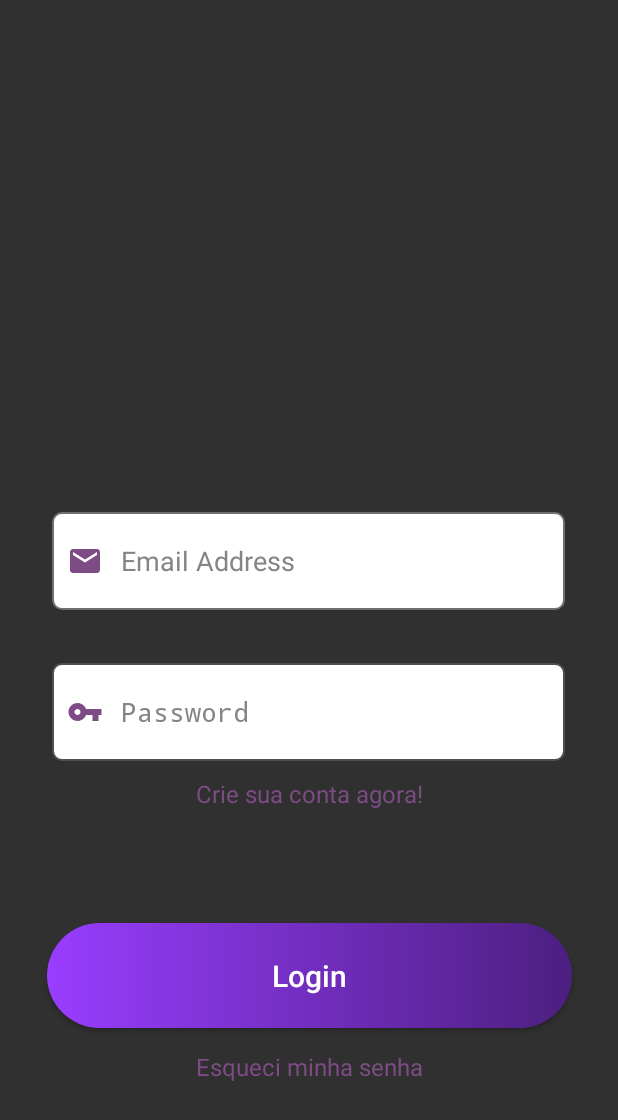
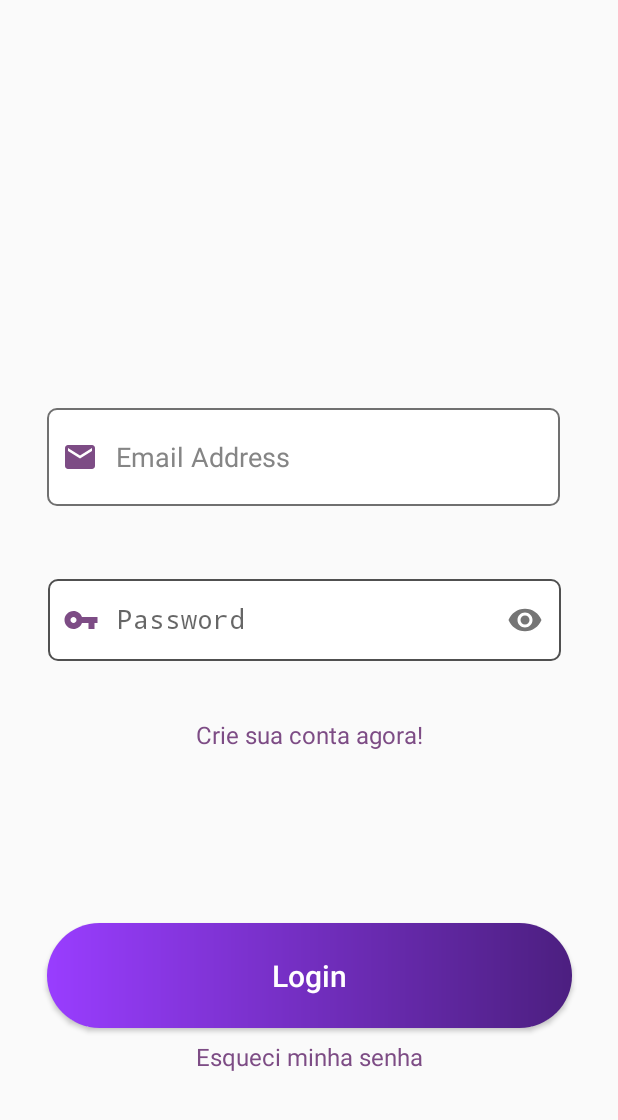
Before and after one commit to vDuduardo/XPCriativaApp, an Android app: the screen it shows after launch (LoginActivity), on a phone screen of 412 x 824 dp. Shown: the top 1120 px of the screen. Run offline under Robolectric (Android 15) with nearby library versions, the phone set to English and light mode, and no system bars.

Commit message:
Add Password Toggle Layout

```diff
--- a/app/build.gradle
+++ b/app/build.gradle
@@ -36,5 +36,5 @@ dependencies {
     testImplementation 'junit:junit:4.13.2'
     androidTestImplementation 'androidx.test.ext:junit:1.1.3'
     androidTestImplementation 'androidx.test.espresso:espresso-core:3.4.0'
-//    implementation "com.android.support:design:28.0.0"
+    implementation 'com.google.android.material:material:1.6.0'
 }
--- a/app/src/main/AndroidManifest.xml
+++ b/app/src/main/AndroidManifest.xml
@@ -7,7 +7,7 @@
         android:label="@string/app_name"
         android:roundIcon="@mipmap/ic_launcher_round"
         android:supportsRtl="true"
-        android:theme="@style/Theme.AppCompat" >
+        android:theme="@style/Theme.AppCompat.Light.NoActionBar" >
         <activity
             android:name=".MainActivity"
             android:exported="true" >
--- a/app/src/main/res/layout/activity_login.xml
+++ b/app/src/main/res/layout/activity_login.xml
@@ -23,11 +23,12 @@
         app:layout_constraintTop_toTopOf="parent"
         app:layout_constraintVertical_bias="0.816" />
 
+
     <EditText
         android:id="@+id/textBoxEmailLogin"
         android:layout_width="342dp"
         android:layout_height="65dp"
-        android:layout_marginTop="172dp"
+        android:layout_marginTop="272dp"
         android:background="@drawable/custom_textbox_login"
         android:drawableStart="@drawable/vector_email"
         android:drawablePadding="12dp"
@@ -37,31 +38,10 @@
         android:paddingStart="10dp"
         android:textColor="@color/black"
         android:textColorHint="#858585"
-        app:layout_constraintBottom_toTopOf="@+id/textBoxPasswordLogin"
         app:layout_constraintEnd_toEndOf="parent"
-        app:layout_constraintHorizontal_bias="0.496"
+        app:layout_constraintHorizontal_bias="0.449"
         app:layout_constraintStart_toStartOf="parent"
-        app:layout_constraintTop_toTopOf="parent"
-        app:layout_constraintVertical_bias="0.827" />
-
-    <EditText
-        android:id="@+id/textBoxPasswordLogin"
-        android:layout_width="342dp"
-        android:layout_height="65dp"
-        android:layout_marginBottom="108dp"
-        android:background="@drawable/custom_textbox_login"
-        android:drawableStart="@drawable/vector_key"
-        android:drawablePadding="12dp"
-        android:ems="10"
-        android:hint="Password"
-        android:inputType="textPassword"
-        android:paddingStart="10dp"
-        android:textColor="@color/black"
-        android:textColorHint="#858585"
-        app:layout_constraintBottom_toTopOf="@+id/buttonLogin"
-        app:layout_constraintEnd_toEndOf="parent"
-        app:layout_constraintHorizontal_bias="0.496"
-        app:layout_constraintStart_toStartOf="parent" />
+        app:layout_constraintTop_toTopOf="parent" />
 
     <TextView
         android:id="@+id/textViewCreateAccount"
@@ -72,10 +52,9 @@
         android:textSize="16dp"
         app:layout_constraintBottom_toTopOf="@+id/buttonLogin"
         app:layout_constraintEnd_toEndOf="parent"
-        app:layout_constraintHorizontal_bias="0.5"
         app:layout_constraintStart_toStartOf="parent"
-        app:layout_constraintTop_toBottomOf="@+id/textBoxPasswordLogin"
-        app:layout_constraintVertical_bias="0.121" />
+        app:layout_constraintTop_toBottomOf="@+id/textBoxEmailLogin"
+        app:layout_constraintVertical_bias="0.552" />
 
     <TextView
         android:id="@+id/textViewRecoverAccount"
@@ -89,23 +68,45 @@
         app:layout_constraintHorizontal_bias="0.5"
         app:layout_constraintStart_toStartOf="parent"
         app:layout_constraintTop_toBottomOf="@+id/buttonLogin"
-        app:layout_constraintVertical_bias="0.127" />
+        app:layout_constraintVertical_bias="0.07" />
+
+    <com.google.android.material.textfield.TextInputLayout
+        android:id="@+id/ShowHidePasswordLayout"
+        android:layout_width="342dp"
+        android:layout_height="65dp"
+        android:layout_centerHorizontal="true"
+        android:layout_centerVertical="true"
+        app:layout_constraintBottom_toTopOf="@+id/textViewCreateAccount"
+        app:layout_constraintEnd_toEndOf="parent"
+        app:layout_constraintHorizontal_bias="0.457"
+        app:layout_constraintStart_toStartOf="parent"
+        app:layout_constraintTop_toBottomOf="@+id/textBoxEmailLogin"
+        app:passwordToggleEnabled="true">
 
 
-    <!--    <android.support.design.widget.TextInputLayout-->
-    <!--        android:id="@+id/etPasswordLayout"-->
-    <!--        android:layout_width="match_parent"-->
-    <!--        android:layout_height="wrap_content"-->
-    <!--        app:passwordToggleEnabled="true"-->
-    <!--        android:layout_marginBottom="@dimen/login_spacing_bottom">-->
+        <EditText
+            android:id="@+id/passwordField"
+            android:layout_width="match_parent"
+            android:layout_height="match_parent"
+            android:background="@drawable/custom_textbox_login"
+            android:drawableStart="@drawable/vector_key"
+            android:drawablePadding="12dp"
+            android:ems="10"
+            android:hint="Password"
+            android:inputType="textPassword"
+            android:paddingStart="10dp"
+            android:textColor="@color/black"
+            android:textColorHint="#858585" />
+    </com.google.android.material.textfield.TextInputLayout>
 
-    <!--        <android.support.design.widget.TextInputEditText-->
-    <!--            android:id="@+id/etPassword"-->
-    <!--            android:layout_width="match_parent"-->
-    <!--            android:layout_height="wrap_content"-->
-    <!--            android:hint="@string/fragment_login_password_hint"-->
-    <!--            android:inputType="textPassword"/>-->
-    <!--    </android.support.design.widget.TextInputLayout>-->
+    <!--    <com.google.android.material.textfield.TextInputEditText-->
+    <!--        android:id="@+id/etPassword"-->
+    <!--        android:layout_width="373dp"-->
+    <!--        android:layout_height="56dp"-->
+    <!--        android:hint="@string/fragment_login_password_hint"-->
+    <!--        android:inputType="textPassword"-->
+    <!--        app:layout_constraintEnd_toEndOf="parent"-->
+    <!--        tools:layout_editor_absoluteY="129dp" />-->
 
 
 </androidx.constraintlayout.widget.ConstraintLayout>
--- a/gradle.properties
+++ b/gradle.properties
@@ -19,3 +19,4 @@ android.useAndroidX=true
 # resources declared in the library itself and none from the library's dependencies,
 # thereby reducing the size of the R class for that library
 android.nonTransitiveRClass=true
+android.enableJetifier=true
```
